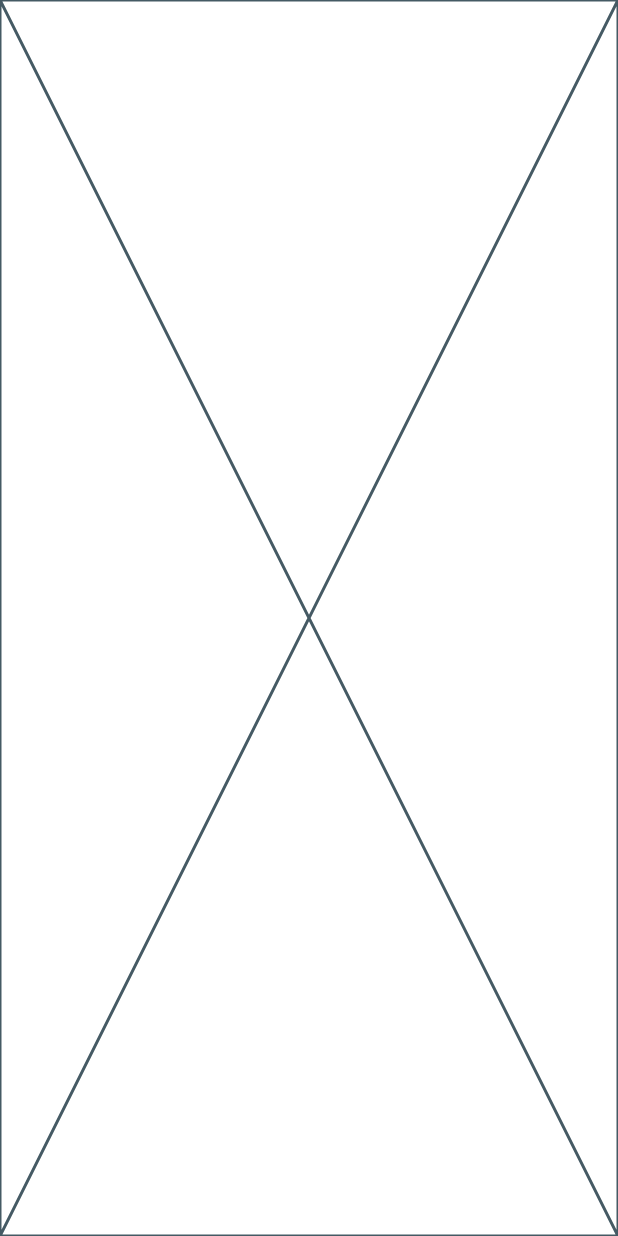
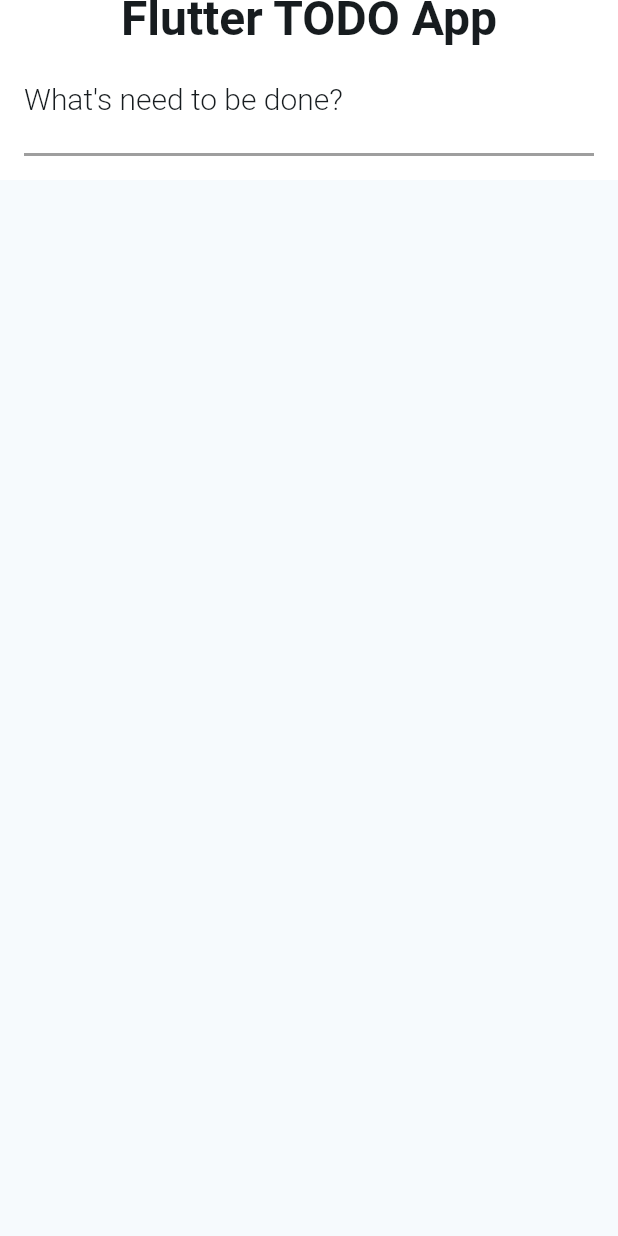
Before and after one commit to Arnaud-Goguelin/Flutter-exercices, a Flutter app: the screen it shows after launch, on a phone screen of 412 x 824 dp. Run offline on Flutter 3.47's test engine with Material 3 defaults, Android fonts, the phone set to English and light mode, and no system bars.

Commit message:
création entête

```diff
--- a/todo_app/lib/main.dart
+++ b/todo_app/lib/main.dart
@@ -31,6 +31,41 @@ class HomePage extends StatefulWidget {
 class _HomePageState extends State<HomePage> {
   @override
   Widget build(BuildContext context) {
-    return const Placeholder();
+    return Scaffold(
+        appBar: AppBar(
+          backgroundColor: Theme.of(context).colorScheme.onPrimary,
+          toolbarHeight: 120,
+          centerTitle: true,
+          title: const Column(
+            children: [
+              Text(
+                HomePage.title,
+                style: TextStyle(
+                  fontWeight: FontWeight.w600,
+                  fontSize: 32.0,
+                ),
+              ),
+              SizedBox(height: 20),
+              Align(
+                alignment: Alignment.bottomLeft,
+                child: Text(
+                  'What\'s need to be done?',
+                  style: TextStyle(
+                    fontWeight: FontWeight.w300,
+                    fontSize: 20.0,
+                  ),
+                ),
+              ),
+              Divider(
+                color: Colors.grey,
+                height: 50,
+                thickness: 2,
+              )
+            ],
+          ),
+        ),
+        body: ListView(
+          children: [Text('')],
+        ));
   }
 }
```
